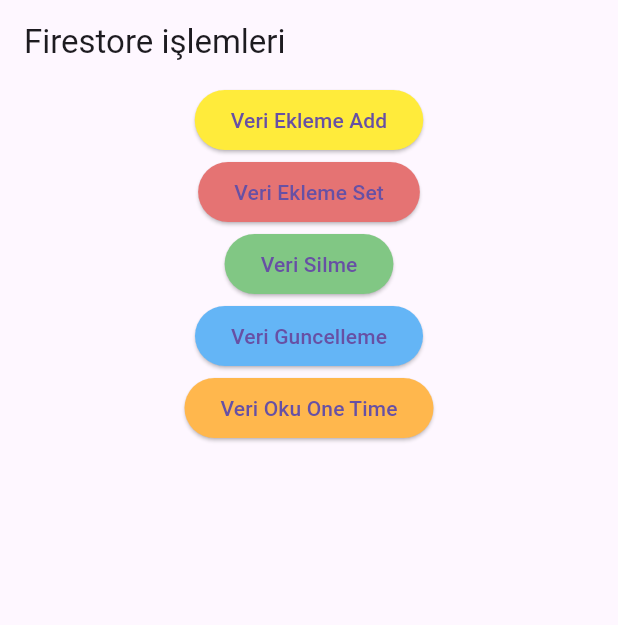
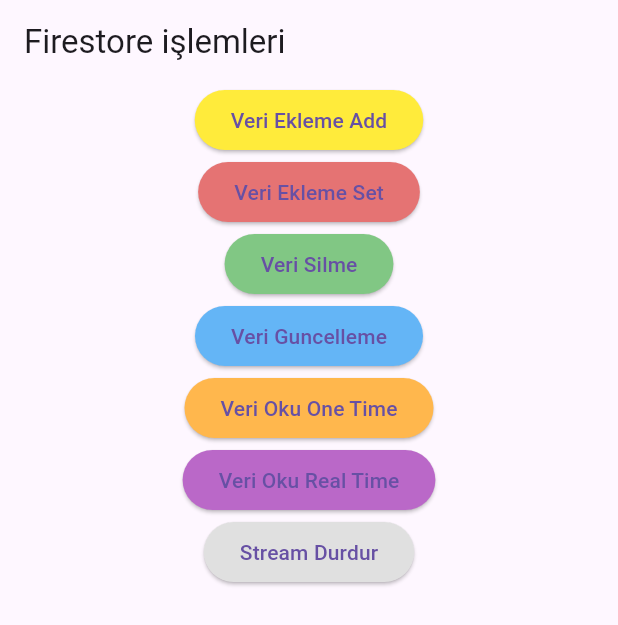
Before and after one commit to Cahidenuryalcin/fireabseDersleri, a Flutter app: the FirestoreDersleri screen opened directly, after a tap on "Veri Oku One Time", on a phone screen of 412 x 824 dp. Shown: the top 625 px of the screen. Run offline on Flutter 3.47's test engine with Material 3 defaults, Android fonts, the phone set to English and light mode, and no system bars; our stand-ins replace cloud_firestore, firebase_auth, firebase_core; accounts and stored records are empty.

Commit message:
01.05.24

```diff
--- a/lib/firestore_dersleri.dart
+++ b/lib/firestore_dersleri.dart
@@ -50,8 +50,20 @@ class FirestoreDersleri extends StatelessWidget {
             ElevatedButton(
                 style: ElevatedButton.styleFrom(
                     backgroundColor: Colors.orange.shade300),
-                onPressed: () => veriOkuma(),
+                onPressed: () => veriOkumaOneTime(),
                 child: Text("Veri Oku One Time")),
+
+                ElevatedButton(
+                style: ElevatedButton.styleFrom(
+                    backgroundColor: Colors.purple.shade300),
+                onPressed: () => veriOkumaRealTime(),
+                child: Text("Veri Oku Real Time")),
+
+                ElevatedButton(
+                style: ElevatedButton.styleFrom(
+                    backgroundColor: Colors.grey.shade300),
+                onPressed: () => streamDurdur(),
+                child: Text("Stream Durdur")),
           ],
         ),
       ),
@@ -119,7 +131,9 @@ class FirestoreDersleri extends StatelessWidget {
         .update({"okul": FieldValue.delete()});
   }
 
-  veriOkuma() async{
+
+
+  veriOkumaOneTime() async{
 
 
     //collection
@@ -143,7 +157,18 @@ class FirestoreDersleri extends StatelessWidget {
 
     //dokuman
 
-    var _menesDoc = await _firestore.doc("users/jiNaSGcxDQXuwGObpdAX");
+    var _menesDoc = await _firestore.doc("users/jiNaSGcxDQXuwGObpdAX").get();
+    debugPrint(_menesDoc.data().toString()); // çıktı =  {createdAt: Timestamp(seconds=1717274679, nanoseconds=767000000), ogrenciMi: true, renkler: [turkuaz, yesil], yas: 23, adres: {il: bursa, ilce: kestel}, isim: menes}
+    debugPrint(_menesDoc.data()!["adres"]["il"].toString()); // çıktı = bursa
+
+  }
+
+  veriOkumaRealTime() async{
+    //sürekli olarak dinleme
+
+  }
+
+  streamDurdur() async{
 
   }
 }
```
